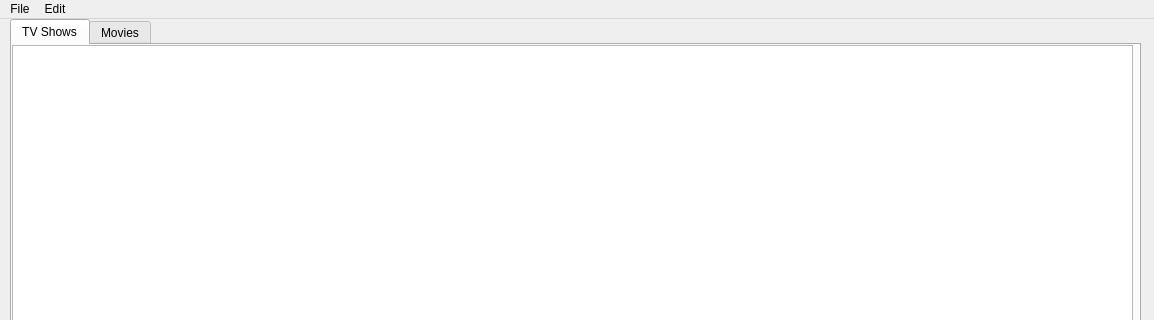
First picture: the form in pymetadatamanager/scraper.ui, repository joelmeans/pymetadatamanager, before the edit; both pictures show x 0 to 1154 and y 0 to 320 of the 1154 by 934 pixel window.
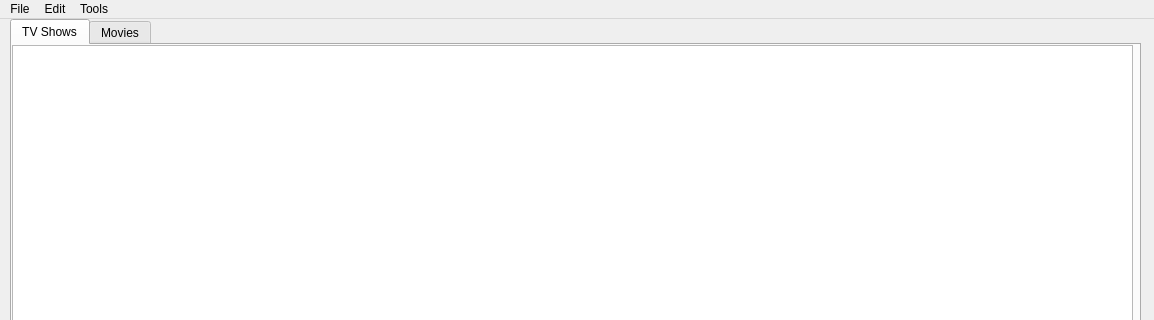
Second picture: the form after the edit.

Commit message: Adding pymetadatamanager/scraper.py as a way to use the scraper from the GUI

What changed in the file:
```diff
--- a/pymetadatamanager/scraper.ui
+++ b/pymetadatamanager/scraper.ui
@@ -635,8 +635,16 @@
      <string>Edit</string>
     </property>
    </widget>
+   <widget class="QMenu" name="menuTools">
+    <property name="title">
+     <string>Tools</string>
+    </property>
+    <addaction name="actionScan_Files"/>
+    <addaction name="actionEdit_Preferences"/>
+   </widget>
    <addaction name="menuTVDB_Scraper"/>
    <addaction name="menuEdit"/>
+   <addaction name="menuTools"/>
   </widget>
   <widget class="QStatusBar" name="statusbar"/>
  </widget>
```
Left out of the diff: 10 changed lines with no effect on the pictures. The commit also changes 4 other files.
